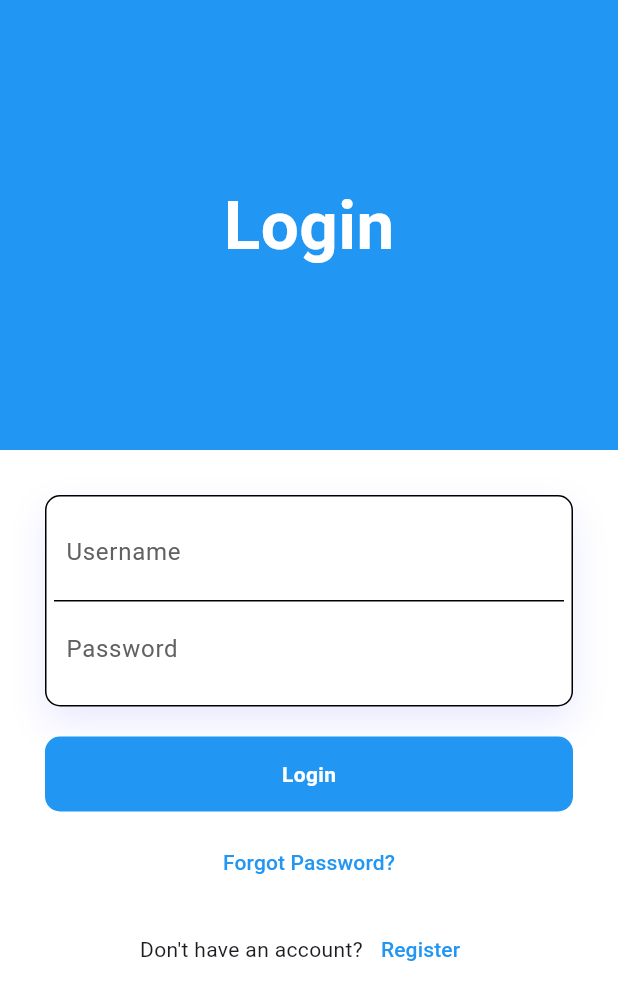
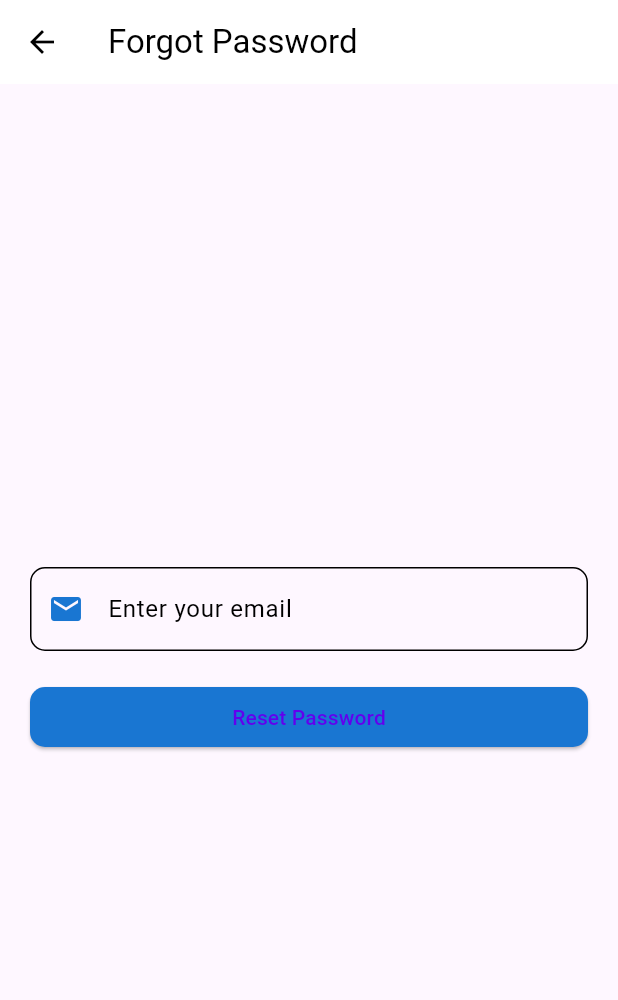
Before and after one commit to fzohbidev/LMS-project-main, a Flutter app: the screen it shows after launch, after a tap on "Forgot Password?", on a phone screen of 412 x 824 dp. Shown: the top 1000 px of the screen. Run offline on Flutter 3.47's test engine with Material 3 defaults, Android fonts, the phone set to English and light mode, and no system bars; our stand-ins replace font_awesome_flutter, go_router, shared_preferences; accounts and stored records are empty.

Commit message:
created reset password page

```diff
--- a/lib/core/utils/app_router.dart
+++ b/lib/core/utils/app_router.dart
@@ -1,10 +1,12 @@
 import 'package:go_router/go_router.dart';
 import 'package:flutter/material.dart';
 import 'package:lms/features/auth/presentation/views/signin_screen.dart';
+import 'package:lms/features/auth/presentation/views/widgets/reset_password_form.dart';
 import 'package:lms/features/home/presentation/views/home_view.dart';
 import 'package:lms/features/license_renewal/presentation/views/license_renewal.dart';
 import 'package:lms/features/payment/presentation/views/payment_view.dart';
 import 'package:lms/features/auth/presentation/views/register_screen.dart';
+import 'package:lms/features/auth/presentation/views/forgot_password_page.dart';
 
 abstract class AppRouter {
   static const kSignIn = '/';
@@ -12,11 +14,21 @@ abstract class AppRouter {
   static const kPaymentView = '/paymentView';
   static const kLicenseRenewalView = '/licenseRenewalView';
   static const kRegister = '/register';
+  static const kForgot = '/forgot-password';
+  static const kReset = '/reset_password';
 
   static final router = GoRouter(
     initialLocation: kSignIn,
     errorPageBuilder: (context, state) => MaterialPage(child: Container()),
     routes: [
+      GoRoute(
+        path: kReset,
+        builder: (context, state) => ResetPasswordForm(),
+      ),
+      GoRoute(
+        path: kForgot,
+        builder: (context, state) => ForgotPasswordPage(),
+      ),
       GoRoute(
         path: kRegister,
         builder: (context, state) => const RegisterScreen(),
--- /dev/null
+++ b/lib/features/auth/presentation/views/forgot_password_page.dart
@@ -0,0 +1,60 @@
+import 'package:flutter/material.dart';
+import 'package:go_router/go_router.dart';
+import 'package:lms/features/auth/presentation/views/widgets/verification_code_dialog.dart';
+import 'package:lms/features/auth/presentation/views/widgets/forgot_password_form.dart';
+
+class ForgotPasswordPage extends StatelessWidget {
+  final TextEditingController emailController = TextEditingController();
+
+  ForgotPasswordPage({super.key});
+
+  Future<void> _submitEmail(BuildContext context) async {
+    final email = emailController.text.trim();
+    if (email.isEmpty || !RegExp(r'^[^@]+@[^@]+\.[^@]+').hasMatch(email)) {
+      ScaffoldMessenger.of(context).showSnackBar(
+        const SnackBar(content: Text('Please enter a valid email address.')),
+      );
+      return;
+    }
+
+    // Placeholder for actual email submission logic
+    // For now, assume success and show verification dialog
+    _showVerificationDialog(context);
+  }
+
+  void _showVerificationDialog(BuildContext context) {
+    showDialog(
+      context: context,
+      builder: (context) {
+        return VerificationCodeDialog(
+          onSubmit: (code) {
+            // Handle the verification code submission
+            context.go('/reset_password'); // Navigate to reset password page
+          },
+        );
+      },
+    );
+  }
+
+  @override
+  Widget build(BuildContext context) {
+    return Scaffold(
+      appBar: AppBar(
+        leading: IconButton(
+          icon: const Icon(Icons.arrow_back),
+          onPressed: () {
+            context.go('/'); // Navigate back to the sign-in page
+          },
+        ),
+        title: const Text("Forgot Password"),
+      ),
+      body: Padding(
+        padding: const EdgeInsets.all(20.0),
+        child: ForgotPasswordForm(
+          emailController: emailController,
+          onSubmitEmail: () => _submitEmail(context),
+        ),
+      ),
+    );
+  }
+}
--- /dev/null
+++ b/lib/features/auth/presentation/views/widgets/forgot_password_form copy.dart
@@ -0,0 +1,65 @@
+import 'package:flutter/material.dart';
+
+class ForgotPasswordForm extends StatelessWidget {
+  final TextEditingController emailController;
+  final VoidCallback onSubmitEmail;
+
+  const ForgotPasswordForm({
+    super.key,
+    required this.emailController,
+    required this.onSubmitEmail,
+  });
+
+  @override
+  Widget build(BuildContext context) {
+    return Center(
+      child: Column(
+        mainAxisSize: MainAxisSize.min,
+        crossAxisAlignment: CrossAxisAlignment.stretch,
+        children: <Widget>[
+          TextField(
+            controller: emailController,
+            keyboardType: TextInputType.emailAddress,
+            decoration: InputDecoration(
+              labelText: "Enter your email",
+              hintText: "example@domain.com",
+              border: OutlineInputBorder(
+                borderRadius: BorderRadius.circular(10),
+              ),
+              prefixIcon: Icon(Icons.email, color: Colors.blue.shade700),
+            ),
+            onChanged: (value) {
+              // Validate that the input contains an @ symbol
+              if (!value.contains('@')) {
+                // Optionally, show a message or change the input decoration if needed
+              }
+            },
+          ),
+          const SizedBox(height: 20),
+          ElevatedButton(
+            onPressed: () {
+              // Trim the email and validate it's not empty and has an '@'
+              String trimmedEmail = emailController.text.trim();
+              if (trimmedEmail.isEmpty || !trimmedEmail.contains('@')) {
+                // Show an error message if the email is invalid
+                ScaffoldMessenger.of(context).showSnackBar(
+                  const SnackBar(
+                      content: Text('Please enter a valid email address')),
+                );
+              } else {
+                onSubmitEmail();
+              }
+            },
+            style: ElevatedButton.styleFrom(
+              backgroundColor: Colors.blue.shade700,
+              shape: RoundedRectangleBorder(
+                borderRadius: BorderRadius.circular(10),
+              ),
+            ),
+            child: const Text("Reset Password"),
+          ),
+        ],
+      ),
+    );
+  }
+}
--- /dev/null
+++ b/lib/features/auth/presentation/views/widgets/forgot_password_form.dart
@@ -0,0 +1,65 @@
+import 'package:flutter/material.dart';
+
+class ForgotPasswordForm extends StatelessWidget {
+  final TextEditingController emailController;
+  final VoidCallback onSubmitEmail;
+
+  const ForgotPasswordForm({
+    super.key,
+    required this.emailController,
+    required this.onSubmitEmail,
+  });
+
+  @override
+  Widget build(BuildContext context) {
+    return Center(
+      child: Column(
+        mainAxisSize: MainAxisSize.min,
+        crossAxisAlignment: CrossAxisAlignment.stretch,
+        children: <Widget>[
+          TextField(
+            controller: emailController,
+            keyboardType: TextInputType.emailAddress,
+            decoration: InputDecoration(
+              labelText: "Enter your email",
+              hintText: "example@domain.com",
+              border: OutlineInputBorder(
+                borderRadius: BorderRadius.circular(10),
+              ),
+              prefixIcon: Icon(Icons.email, color: Colors.blue.shade700),
+            ),
+            onChanged: (value) {
+              // Validate that the input contains an @ symbol
+              if (!value.contains('@')) {
+                // Optionally, show a message or change the input decoration if needed
+              }
+            },
+          ),
+          const SizedBox(height: 20),
+          ElevatedButton(
+            onPressed: () {
+              // Trim the email and validate it's not empty and has an '@'
+              String trimmedEmail = emailController.text.trim();
+              if (trimmedEmail.isEmpty || !trimmedEmail.contains('@')) {
+                // Show an error message if the email is invalid
+                ScaffoldMessenger.of(context).showSnackBar(
+                  const SnackBar(
+                      content: Text('Please enter a valid email address')),
+                );
+              } else {
+                onSubmitEmail();
+              }
+            },
+            style: ElevatedButton.styleFrom(
+              backgroundColor: Colors.blue.shade700,
+              shape: RoundedRectangleBorder(
+                borderRadius: BorderRadius.circular(10),
+              ),
+            ),
+            child: const Text("Reset Password"),
+          ),
+        ],
+      ),
+    );
+  }
+}
--- a/lib/features/auth/presentation/views/widgets/signin_form.dart
+++ b/lib/features/auth/presentation/views/widgets/signin_form.dart
@@ -99,7 +99,7 @@ class SignInForm extends StatelessWidget {
         const SizedBox(height: 10),
         TextButton(
           onPressed: () {
-            // Handle forgot password
+            context.go('/forgot-password');
           },
           child: const Text("Forgot Password?",
               style: TextStyle(color: Colors.blue)),
```
Also changed, not shown: lib/features/auth/presentation/views/widgets/reset_password_form.dart (added, +180 -0 lines), lib/features/auth/presentation/views/widgets/verification_code_dialog.dart (added, +82 -0 lines).
